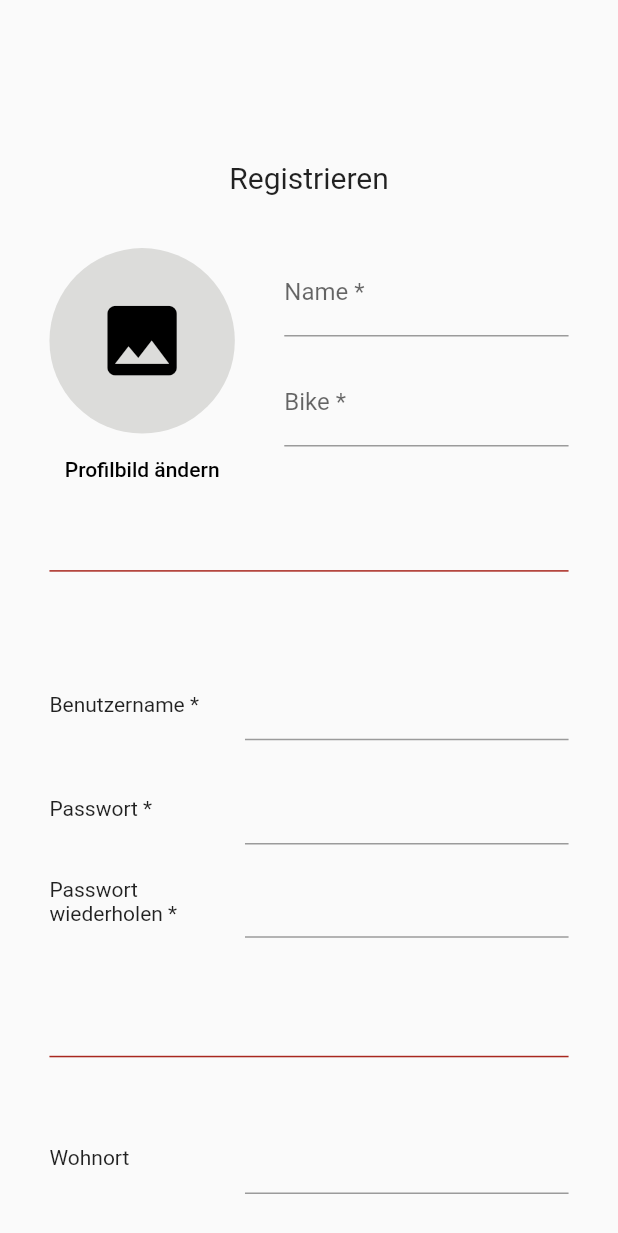
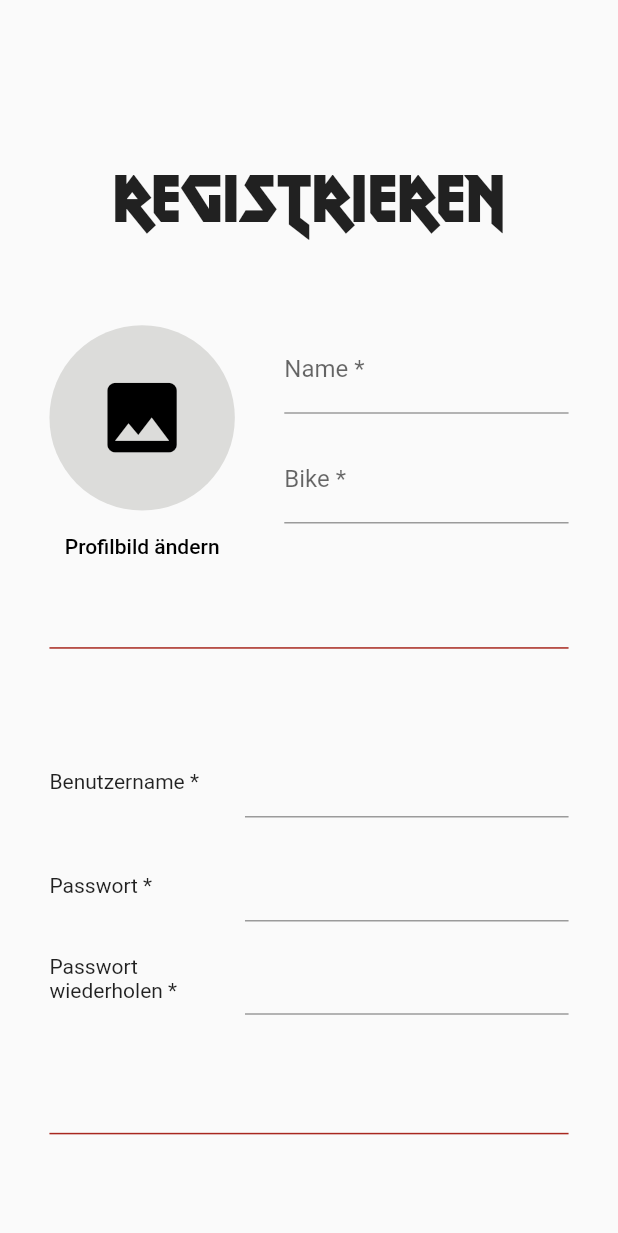
Before and after one commit to pythonite42/Push_It_To_The_Limit, a Flutter app: the screen it shows after launch, after a tap on "Login", after a tap on "Neu registrieren", on a phone screen of 412 x 824 dp. Shown: the top 1233 px of the screen. Run offline on Flutter 3.47's test engine with Material 2 defaults, Android fonts, the phone set to English and light mode, and no system bars; drawn by our look-alikes of auto_size_text; our stand-ins replace image_picker, shared_preferences.

Commit message:
new font

```diff
--- a/lib/global/global_widgets.dart
+++ b/lib/global/global_widgets.dart
@@ -1,3 +1,4 @@
+import 'package:auto_size_text/auto_size_text.dart';
 import 'package:flutter/material.dart';
 import 'package:pushit/global/appbar.dart';
 import 'package:pushit/main_layout.dart';
@@ -41,3 +42,24 @@ class SpaceW extends StatelessWidget {
         padding: EdgeInsets.only(right: MySize(context).w * width));
   }
 }
+
+class Heading extends StatelessWidget {
+  Heading({Key? key, required this.label, this.padding = 1}) : super(key: key);
+  final String label;
+  double padding;
+
+  @override
+  Widget build(BuildContext context) {
+    if (padding == 1) {
+      padding = MySize(context).w * 0.1;
+    }
+    return Container(
+      padding: EdgeInsets.symmetric(horizontal: padding),
+      child: AutoSizeText(
+        label,
+        style: TextStyle(fontSize: 100, fontFamily: 'MetalLord'),
+        maxLines: 1,
+      ),
+    );
+  }
+}
--- a/lib/login.dart
+++ b/lib/login.dart
@@ -1,5 +1,3 @@
-import 'dart:developer';
-
 import 'package:flutter/material.dart';
 import 'package:pushit/global/global_widgets.dart';
 import 'package:shared_preferences/shared_preferences.dart';
@@ -43,10 +41,7 @@ class _LoginState extends State<Login> {
                         child: Column(
                           mainAxisSize: MainAxisSize.min,
                           children: [
-                            Text(
-                              "Login",
-                              style: TextStyle(fontSize: 20),
-                            ),
+                            Heading(label: "Login"),
                             SpaceH(),
                             TextFormField(
                               decoration: const InputDecoration(
--- a/lib/register.dart
+++ b/lib/register.dart
@@ -1,4 +1,3 @@
-import 'dart:developer';
 import 'dart:typed_data';
 import 'package:flutter/material.dart';
 import 'package:flutter/services.dart';
@@ -7,7 +6,6 @@ import 'package:pushit/colors.dart';
 import 'package:pushit/global/global_widgets.dart';
 import 'package:shared_preferences/shared_preferences.dart';
 import 'dart:io';
-//import 'package:image/image.dart' as img;
 
 class Register extends StatefulWidget {
   const Register({Key? key}) : super(key: key);
@@ -51,11 +49,8 @@ class _RegisterState extends State<Register> {
                       crossAxisAlignment: CrossAxisAlignment.center,
                       children: [
                         SpaceH(),
-                        Text(
-                          "Registrieren",
-                          style: TextStyle(fontSize: 20),
-                        ),
-                        SpaceH(),
+                        Heading(label: "Registrieren"),
+                        SpaceH(0.08),
                         Row(
                           crossAxisAlignment: CrossAxisAlignment.start,
                           children: [
--- a/pubspec.yaml
+++ b/pubspec.yaml
@@ -36,6 +36,7 @@ dependencies:
   cupertino_icons: ^1.0.2
   shared_preferences: ^2.0.15
   image_picker: ^0.8.5
+  auto_size_text: ^3.0.0
 
 dev_dependencies:
   flutter_test:
@@ -75,7 +76,10 @@ flutter:
   # "family" key with the font family name, and a "fonts" key with a
   # list giving the asset and other descriptors for the font. For
   # example:
-  # fonts:
+  fonts:
+    - family: MetalLord
+      fonts:
+        - asset: assets/metal_lord.ttf
   #   - family: Schyler
   #     fonts:
   #       - asset: fonts/Schyler-Regular.ttf
```
Also changed, not shown: assets/metal_lord.ttf (added), pubspec.lock.
